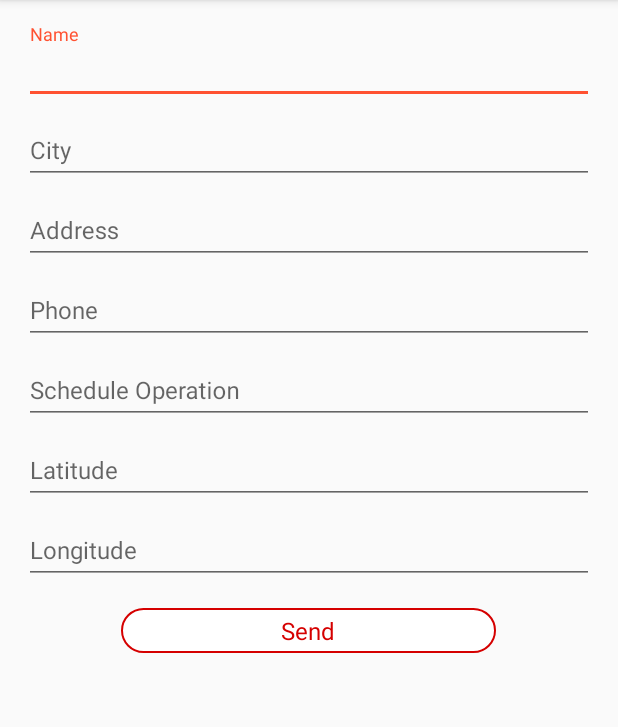
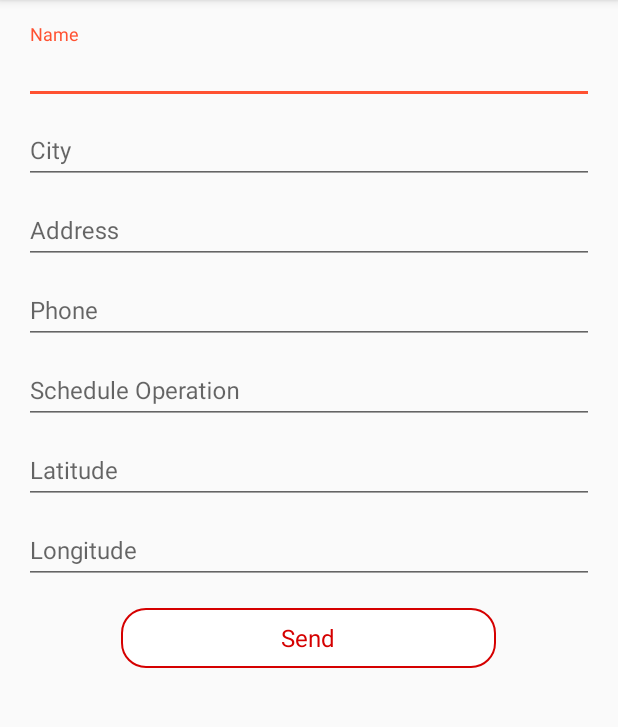
Before and after one commit to edubossa/FitnessMobile, an Android app: the UnitsAddActivity screen opened directly, with no data from a screen before it, on a phone screen of 412 x 824 dp, the part 84-811 px from its top. Run offline under Robolectric (Android 15) with nearby library versions, the phone set to English and light mode, and no system bars; our stand-ins replace ButterKnife.

```diff
--- a/app/src/main/java/com/ews/fitnessmobile/firebase/ClientFirebaseMessagingService.java
+++ b/app/src/main/java/com/ews/fitnessmobile/firebase/ClientFirebaseMessagingService.java
@@ -21,9 +21,13 @@ import com.google.firebase.messaging.RemoteMessage;
 
 public class ClientFirebaseMessagingService extends FirebaseMessagingService {
 
+    private static final String TAG = "ClientFirebaseMessaging";
 
     @Override
     public void onMessageReceived(RemoteMessage remoteMessage) {
+
+        Log.d(TAG, "From: " + remoteMessage.getFrom());
+        Log.d(TAG, "Notification Message Body: " + remoteMessage.getNotification().getBody());
 
         //Obtemm parametros da msg, caso precise tratar na sua regra de negocio
         if (remoteMessage.getData().size() > 0) {
--- a/app/src/main/res/layout/activity_login.xml
+++ b/app/src/main/res/layout/activity_login.xml
@@ -3,7 +3,8 @@
     xmlns:app="http://schemas.android.com/apk/res-auto"
     xmlns:tools="http://schemas.android.com/tools"
     android:layout_width="match_parent"
-    android:layout_height="match_parent"
+    android:layout_height="wrap_content"
+    android:layout_gravity="center"
     android:padding="@dimen/size_default_padding"
     android:orientation="vertical"
     tools:context="com.ews.fitnessmobile.LoginActivity">
@@ -23,6 +24,7 @@
 
 
     <android.support.design.widget.TextInputLayout
+        android:id="@+id/tilPassword"
         android:layout_width="match_parent"
         android:layout_height="wrap_content">
 
--- a/app/src/main/res/layout/activity_units_add.xml
+++ b/app/src/main/res/layout/activity_units_add.xml
@@ -9,6 +9,7 @@
     tools:context="com.ews.fitnessmobile.UnitsAddActivity">
 
     <android.support.design.widget.TextInputLayout
+        android:id="@+id/tilName"
         android:layout_width="match_parent"
         android:layout_height="wrap_content">
 
@@ -22,6 +23,7 @@
     </android.support.design.widget.TextInputLayout>
 
     <android.support.design.widget.TextInputLayout
+        android:id="@+id/tilCity"
         android:layout_width="match_parent"
         android:layout_height="wrap_content">
 
@@ -35,6 +37,7 @@
     </android.support.design.widget.TextInputLayout>
 
     <android.support.design.widget.TextInputLayout
+        android:id="@+id/tilAddress"
         android:layout_width="match_parent"
         android:layout_height="wrap_content">
 
@@ -48,6 +51,7 @@
     </android.support.design.widget.TextInputLayout>
 
     <android.support.design.widget.TextInputLayout
+        android:id="@+id/tilPhone"
         android:layout_width="match_parent"
         android:layout_height="wrap_content">
 
@@ -61,6 +65,7 @@
     </android.support.design.widget.TextInputLayout>
 
     <android.support.design.widget.TextInputLayout
+        android:id="@+id/tilScheduleOperation"
         android:layout_width="match_parent"
         android:layout_height="wrap_content">
 
@@ -74,6 +79,7 @@
     </android.support.design.widget.TextInputLayout>
 
     <android.support.design.widget.TextInputLayout
+        android:id="@+id/tilLatitude"
         android:layout_width="match_parent"
         android:layout_height="wrap_content">
 
@@ -81,12 +87,14 @@
             android:id="@+id/etLatitude"
             android:layout_width="match_parent"
             android:layout_height="wrap_content"
+            android:inputType="numberDecimal|numberSigned"
             android:textSize="@dimen/size_default_text"
             android:hint="@string/hint_latitude"/>
 
     </android.support.design.widget.TextInputLayout>
 
     <android.support.design.widget.TextInputLayout
+        android:id="@+id/tilLongitude"
         android:layout_width="match_parent"
         android:layout_height="wrap_content">
 
@@ -94,6 +102,7 @@
             android:id="@+id/etLongitude"
             android:layout_width="match_parent"
             android:layout_height="wrap_content"
+            android:inputType="numberDecimal|numberSigned"
             android:textSize="@dimen/size_default_text"
             android:hint="@string/hint_longitude"/>
 
--- a/app/src/main/res/values/dimens.xml
+++ b/app/src/main/res/values/dimens.xml
@@ -4,7 +4,7 @@
     <dimen name="size_default_padding">16dp</dimen>
     <dimen name="size_default_margin">16dp</dimen>
     <dimen name="button_layout_width">250dp</dimen>
-    <dimen name="button_layout_height">30dp</dimen>
+    <dimen name="button_layout_height">40dp</dimen>
     <!-- Default screen margins, per the Android Design guidelines. -->
     <dimen name="activity_horizontal_margin">16dp</dimen>
     <dimen name="activity_vertical_margin">16dp</dimen>
--- a/app/src/main/res/values/strings.xml
+++ b/app/src/main/res/values/strings.xml
@@ -44,6 +44,8 @@
     <string name="btn_confirm">CONFIRM</string>
     <string name="btn_cancel">CANCEL</string>
     <string name="search">Search</string>
+    <string name="error_msg_required">THE ${field} IS MANDATORY</string>
+    <string name="error_msg_min_required">THE MINIMUM SIZE REQUIRED IS</string>
 
     <!-- TODO: Remove or change this placeholder text -->
 </resources>
```
Also changed, not shown: app/build.gradle (+4 -4 lines), app/src/main/java/com/ews/fitnessmobile/LoginActivity.java (+6 -2 lines), app/src/main/java/com/ews/fitnessmobile/UnitsAddActivity.java (+54 -0 lines), 1 other file.
